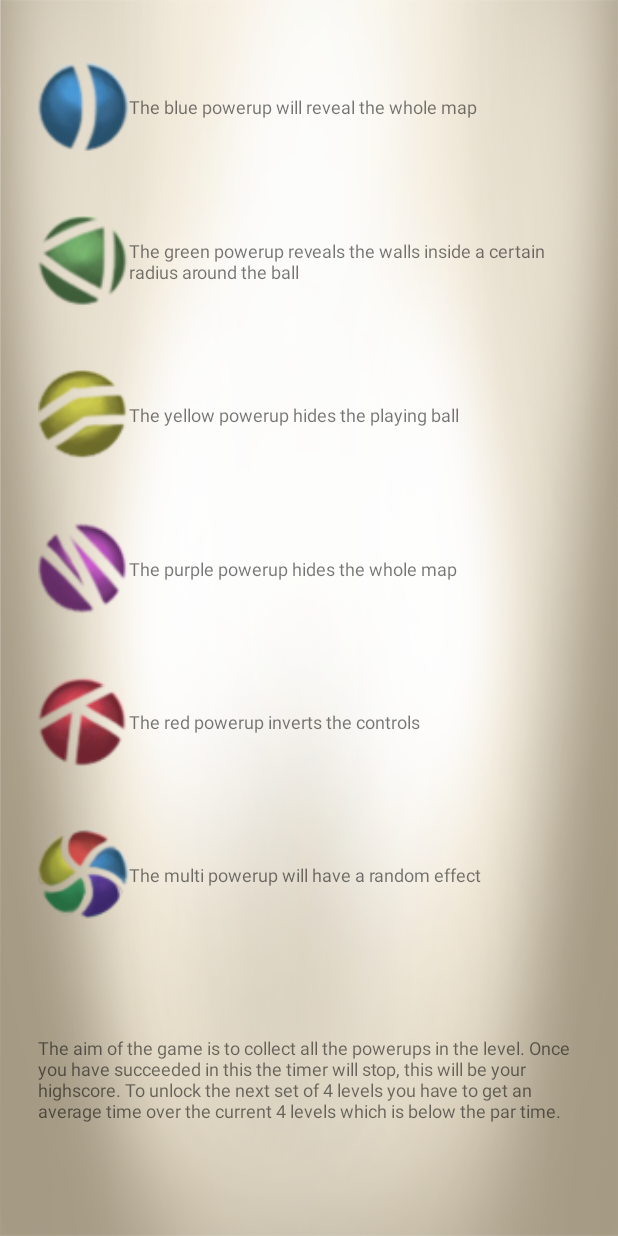
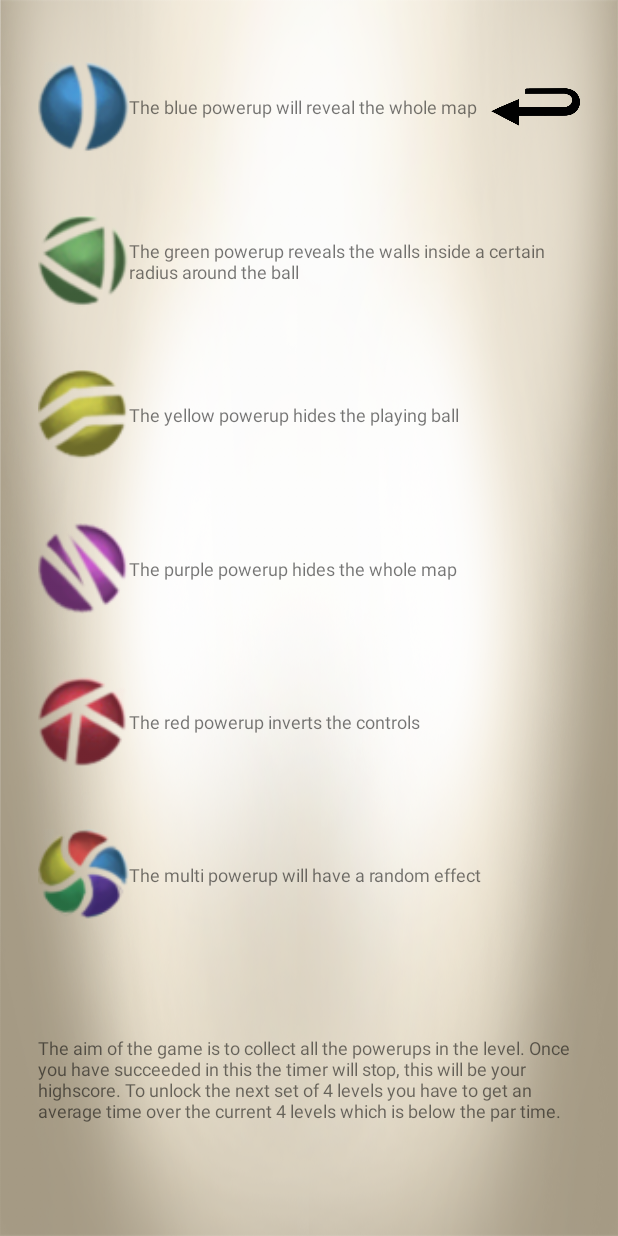
Before and after one commit to TonyMurchison/Illuminandus, an Android app: the layout info_screen.xml on its own in the app's theme, with its tools: preview values and no code run, on a phone screen of 412 x 824 dp. Run offline under Robolectric (Android 15) with nearby library versions, the phone set to English and light mode, and no system bars.

Commit message:
Toch jammer als je hier komt kijken voor informatie om er dan achter te komen dat een twat het niet heeft vermeld.

```diff
--- a/app/src/main/res/layout/activity_level_select.xml
+++ b/app/src/main/res/layout/activity_level_select.xml
@@ -271,4 +271,6 @@
 
 
 
+
+
 </RelativeLayout>
--- a/app/src/main/res/layout/info_screen.xml
+++ b/app/src/main/res/layout/info_screen.xml
@@ -27,11 +27,17 @@
         <TextView
             android:layout_width="match_parent"
             android:layout_height="match_parent"
-            android:layout_weight="1"
+            android:layout_weight="2"
             android:text="The blue powerup will reveal the whole map"
             android:gravity="center_vertical"
             android:textSize="@dimen/info_text_demension"
             />
+        <ImageView
+            android:layout_width="match_parent"
+            android:layout_height="match_parent"
+            android:src="@drawable/return_button"
+            android:layout_weight="5"
+            android:onClick="returnClick"/>
 
 
     </LinearLayout>
```
Also changed, not shown: app/src/main/java/com/example/tonymurchison/illuminandus/InformationScreen.java (+4 -5 lines), app/src/main/java/com/example/tonymurchison/illuminandus/LevelPlay.java (+97 -65 lines), app/src/main/java/com/example/tonymurchison/illuminandus/LevelSelect.java (+10 -2 lines), app/src/main/java/com/example/tonymurchison/illuminandus/MainActivity.java (+2 -12 lines), app/src/main/res/layout/level.xml (+7 -1 lines), app/src/main/res/drawable-hdpi/return_button.png (added), app/src/main/res/drawable-mdpi/return_button.png (added), app/src/main/res/drawable-xhdpi/return_button.png (added), app/src/main/res/drawable-xxhdpi/return_button.png (added), app/src/main/res/drawable-xxxhdpi/return_button.png (added), 1 other file.
